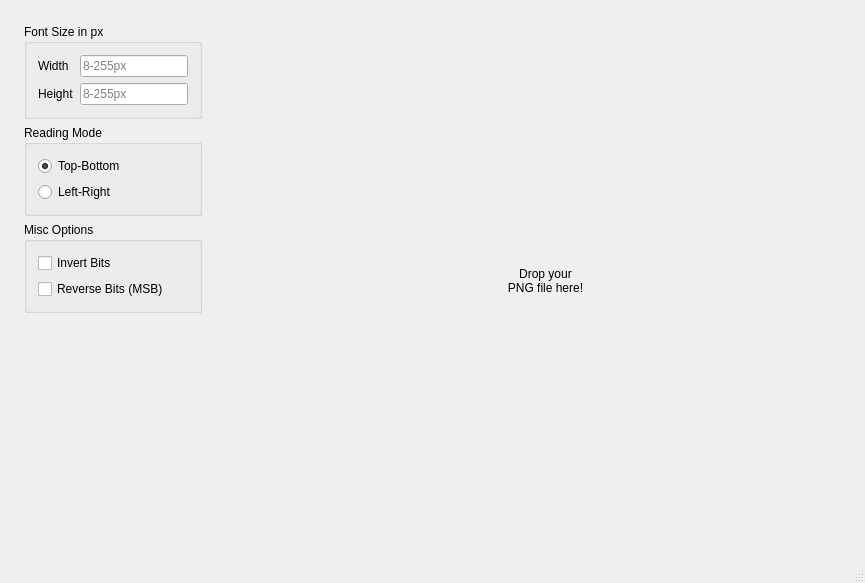
ayoy/font2bytes, file mainwindow.ui: the form before one commit.
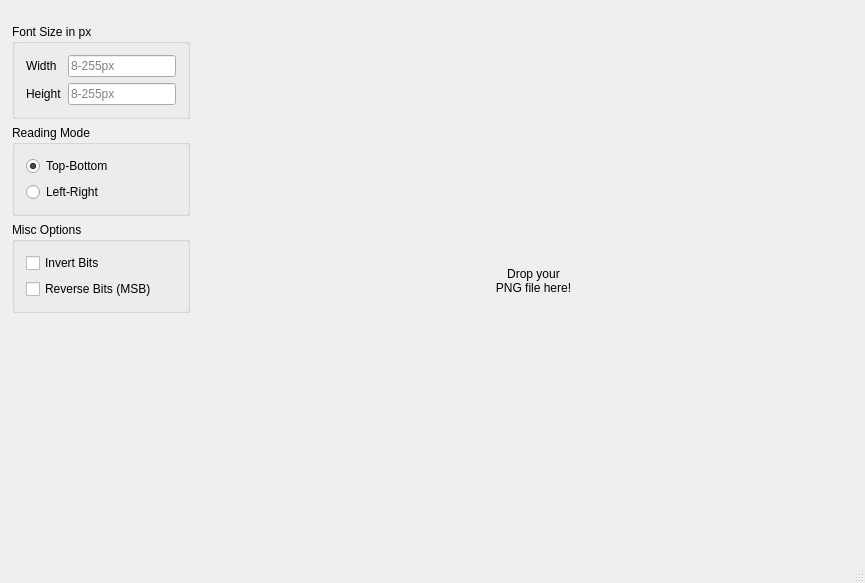
The form after the commit. Custom widgets are drawn as their Qt base class.

```diff
--- a/mainwindow.ui
+++ b/mainwindow.ui
@@ -40,13 +40,13 @@
       </property>
       <layout class="QVBoxLayout" name="verticalLayout">
        <property name="leftMargin">
-        <number>24</number>
+        <number>12</number>
        </property>
        <property name="topMargin">
         <number>24</number>
        </property>
        <property name="rightMargin">
-        <number>24</number>
+        <number>12</number>
        </property>
        <property name="bottomMargin">
         <number>24</number>
```
